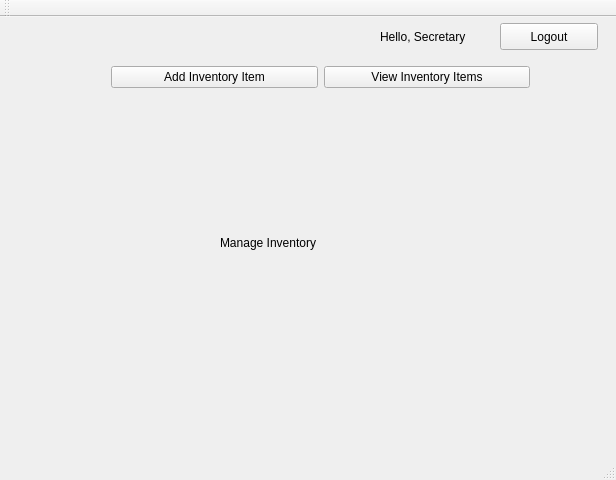
This is mainwindow.ui in harshitgupta1337/UDIS as Qt 5 draws it before an edit. The edited form follows.
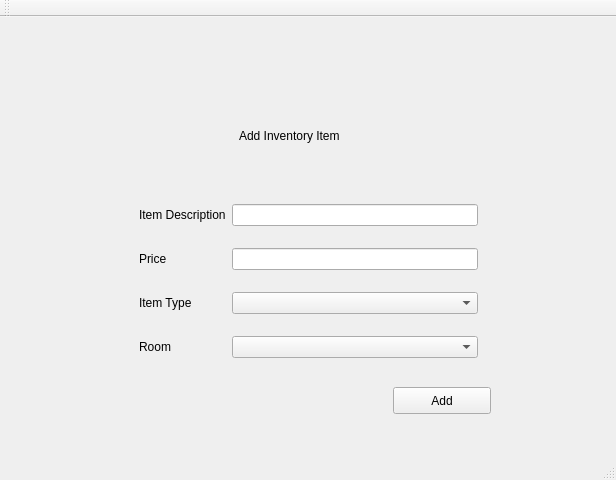
This is the edited form. The open tabs and pages were chosen to show the change.

Commit message: Inventory Items Addition Enabled

What changed in the file:
```diff
--- a/mainwindow.ui
+++ b/mainwindow.ui
@@ -1455,8 +1455,167 @@
         <column/>
         <column/>
        </widget>
-       <zorder>GradeSheetGetGradeSheetButton</zorder>
-       <zorder>GradeSheetTableWidget</zorder>
+      </widget>
+     </widget>
+    </widget>
+    <widget class="QWidget" name="InventoryPage">
+     <widget class="QStackedWidget" name="InventoryStackedWidget_2">
+      <property name="geometry">
+       <rect>
+        <x>119</x>
+        <y>100</y>
+        <width>381</width>
+        <height>321</height>
+       </rect>
+      </property>
+      <property name="currentIndex">
+       <number>1</number>
+      </property>
+      <widget class="QWidget" name="InventoryWelcomePage">
+       <widget class="QWidget" name="horizontalLayoutWidget_6">
+        <property name="geometry">
+         <rect>
+          <x>20</x>
+          <y>120</y>
+          <width>331</width>
+          <height>80</height>
+         </rect>
+        </property>
+        <layout class="QHBoxLayout" name="horizontalLayout_5">
+         <item>
+          <widget class="QPushButton" name="InventoryAddInventoryButton">
+           <property name="text">
+            <string>Add Inventory Item</string>
+           </property>
+          </widget>
+         </item>
+         <item>
+          <widget class="QPushButton" name="InventoryListInventoryButton">
+           <property name="text">
+            <string>List Inventory Items</string>
+           </property>
+          </widget>
+         </item>
+        </layout>
+       </widget>
+       <widget class="QLabel" name="label_8">
+        <property name="geometry">
+         <rect>
+          <x>90</x>
+          <y>50</y>
+          <width>211</width>
+          <height>20</height>
+         </rect>
+        </property>
+        <property name="text">
+         <string>Manage Department Inventory</string>
+        </property>
+       </widget>
+      </widget>
+      <widget class="QWidget" name="InventoryAddItemPage">
+       <widget class="QLabel" name="InventoryAddItemLabel">
+        <property name="geometry">
+         <rect>
+          <x>120</x>
+          <y>20</y>
+          <width>141</width>
+          <height>17</height>
+         </rect>
+        </property>
+        <property name="text">
+         <string>Add Inventory Item</string>
+        </property>
+       </widget>
+       <widget class="QWidget" name="gridLayoutWidget_6">
+        <property name="geometry">
+         <rect>
+          <x>9</x>
+          <y>70</y>
+          <width>361</width>
+          <height>211</height>
+         </rect>
+        </property>
+        <layout class="QGridLayout" name="gridLayout_6">
+         <item row="2" column="1">
+          <widget class="QComboBox" name="InventoryAddItemTypeComboBox"/>
+         </item>
+         <item row="0" column="0">
+          <widget class="QLabel" name="InventoryAddItemDescriptionLabel">
+           <property name="text">
+            <string>Item Description</string>
+           </property>
+          </widget>
+         </item>
+         <item row="0" column="1">
+          <widget class="QLineEdit" name="InventoryAddItemDescriptionLineEdit"/>
+         </item>
+         <item row="1" column="0">
+          <widget class="QLabel" name="InventoryAddItemPriceLabel_2">
+           <property name="text">
+            <string>Price</string>
+           </property>
+          </widget>
+         </item>
+         <item row="2" column="0">
+          <widget class="QLabel" name="InventoryAddItemTypeLabel_2">
+           <property name="text">
+            <string>Item Type</string>
+           </property>
+          </widget>
+         </item>
+         <item row="1" column="1">
+          <widget class="QLineEdit" name="InventoryAddItemPriceLineEdit_2"/>
+         </item>
+         <item row="3" column="0">
+          <widget class="QLabel" name="InventoryAddItemRoomLabel">
+           <property name="text">
+            <string>Room</string>
+           </property>
+          </widget>
+         </item>
+         <item row="3" column="1">
+          <widget class="QComboBox" name="InventoryAddItemRoomComboBox"/>
+         </item>
+        </layout>
+       </widget>
+       <widget class="QPushButton" name="InventoryAddItemButton">
+        <property name="geometry">
+         <rect>
+          <x>274</x>
+          <y>280</y>
+          <width>98</width>
+          <height>27</height>
+         </rect>
+        </property>
+        <property name="text">
+         <string>Add</string>
+        </property>
+       </widget>
+      </widget>
+      <widget class="QWidget" name="InventoryListItemsPage">
+       <widget class="QLabel" name="InventoryListItemsLabel">
+        <property name="geometry">
+         <rect>
+          <x>110</x>
+          <y>0</y>
+          <width>171</width>
+          <height>20</height>
+         </rect>
+        </property>
+        <property name="text">
+         <string>List of Inventory Items</string>
+        </property>
+       </widget>
+       <widget class="QTreeView" name="InventoryListItemsTreeView">
+        <property name="geometry">
+         <rect>
+          <x>25</x>
+          <y>30</y>
+          <width>331</width>
+          <height>271</height>
+         </rect>
+        </property>
+       </widget>
       </widget>
      </widget>
     </widget>
```
Left out of the diff: 6 changed lines with no effect on the pictures. The commit also changes 10 other files.
